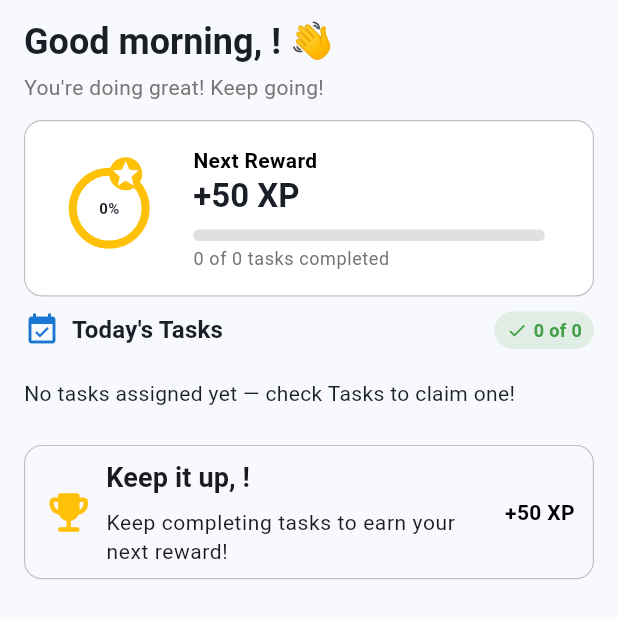
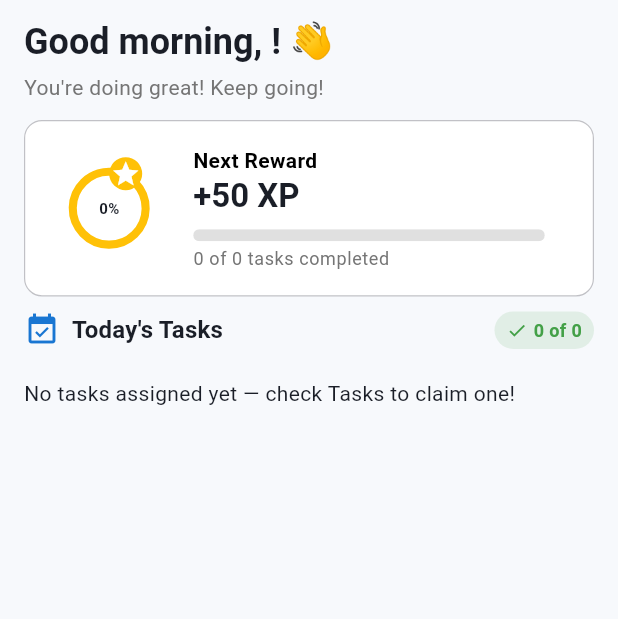
Before and after one commit to Cos229-239/2609_Team02, a Flutter app: the ChildHomeScreen widget shown alone on an empty page, opened directly, on a phone screen of 412 x 824 dp. Shown: the top 619 px of the screen. Run offline on Flutter 3.47's test engine with Material 3 defaults, Android fonts, the phone set to English and light mode, and no system bars; our stand-ins replace app_links, cloud_firestore, firebase_auth, firebase_core; accounts and stored records are empty.

Commit message:
Update UI revisions

```diff
--- a/lib/features/tasks/screens/child_home_screen.dart
+++ b/lib/features/tasks/screens/child_home_screen.dart
@@ -91,70 +91,23 @@ class ChildHomeScreen extends StatelessWidget {
           ],
           const SizedBox(height: 8),
 
-AppCard(
-  padding: const EdgeInsets.symmetric(horizontal: 12, vertical: 8),
-  child: Row(
-    children: [
-      const Icon(
-        Icons.emoji_events_rounded,
-        color: Colors.amber,
-        size: 34,
-      ),
-      const SizedBox(width: 8),
 
-      Expanded(
-        child: Column(
-          crossAxisAlignment: CrossAxisAlignment.start,
-          children: [
-            Text(
-              'Keep it up, ${child.name}!',
-              style: Theme.of(context).textTheme.titleSmall?.copyWith(
-                fontSize: 18,
-                fontWeight: FontWeight.w600,
-              ),
-            ),
-            const SizedBox(height: 8),
-            Text(
-              remaining == 1
-                  ? "You're only 1 task away from your next reward!"
-                  : "Keep completing tasks to earn your next reward!",
-              style: Theme.of(context).textTheme.bodySmall?.copyWith(
-                fontSize: 14,
-                fontWeight: FontWeight.w400,
-              )
-            ),
-          ],
-        ),
-      ),
-
-      const SizedBox(width: 8),
-
-      Text(
-        '+$nextRewardXp XP',
-        style: const TextStyle(
-          fontWeight: FontWeight.bold,
-          color: Colors.black,
-        ),
-      ),
-    ],
-  ),
-),
         if (remaining > 0) ...[
-          const SizedBox(height: 12),
+          const SizedBox(height: 20),
           AppCard(
             padding: const EdgeInsets.symmetric(horizontal: 12, vertical: 8),
             color: AppColors.growthGreen.withValues(alpha: 0.08),
             child: Row(
               children: [
-                const Text('🦖', style: TextStyle(fontSize: 32)),
-                const SizedBox(width: 18),
+                const Text('🦖', style: TextStyle(fontSize: 38)),
+                const SizedBox(width: 20),
                 Expanded(
                   child: Column(
                     crossAxisAlignment: CrossAxisAlignment.start,
                     children: [
                       Text('Keep it up, ${child.name}!', style: Theme.of(context).textTheme.titleMedium),
                       Text(
-  "1 task away from your next reward!",
+  "You are 1 task away from your next reward!",
   style: Theme.of(context).textTheme.bodySmall,
   maxLines: 1,
   overflow: TextOverflow.ellipsis,
--- a/lib/features/tasks/screens/create_task_screen.dart
+++ b/lib/features/tasks/screens/create_task_screen.dart
@@ -185,7 +185,7 @@ class _CreateTaskScreenState extends State<CreateTaskScreen> {
               ),
             ),
             const SizedBox(height: 20),
-            Text('Assign To', style: Theme.of(context).textTheme.titleMedium),
+            Text('Assign To:', style: Theme.of(context).textTheme.titleMedium),
             const SizedBox(height: 8),
             _AssignOptionCard(
               icon: Icons.groups_outlined,
@@ -313,6 +313,7 @@ class _AssignOptionCard extends StatelessWidget {
     final theme = Theme.of(context);
 
     return AppCard(
+      padding: EdgeInsets.symmetric(horizontal: 16, vertical: 8),
       onTap: onTap,
       color: selected ? AppColors.primaryBlue.withValues(alpha: 0.06) : null,
       child: Row(
```
Also changed, not shown: lib/features/rewards/screens/progress_screen.dart (+6 -2 lines), lib/features/tasks/screens/child_tasks_screen.dart (+7 -4 lines), lib/features/tasks/widgets/task_tile.dart (+7 -1 lines).
